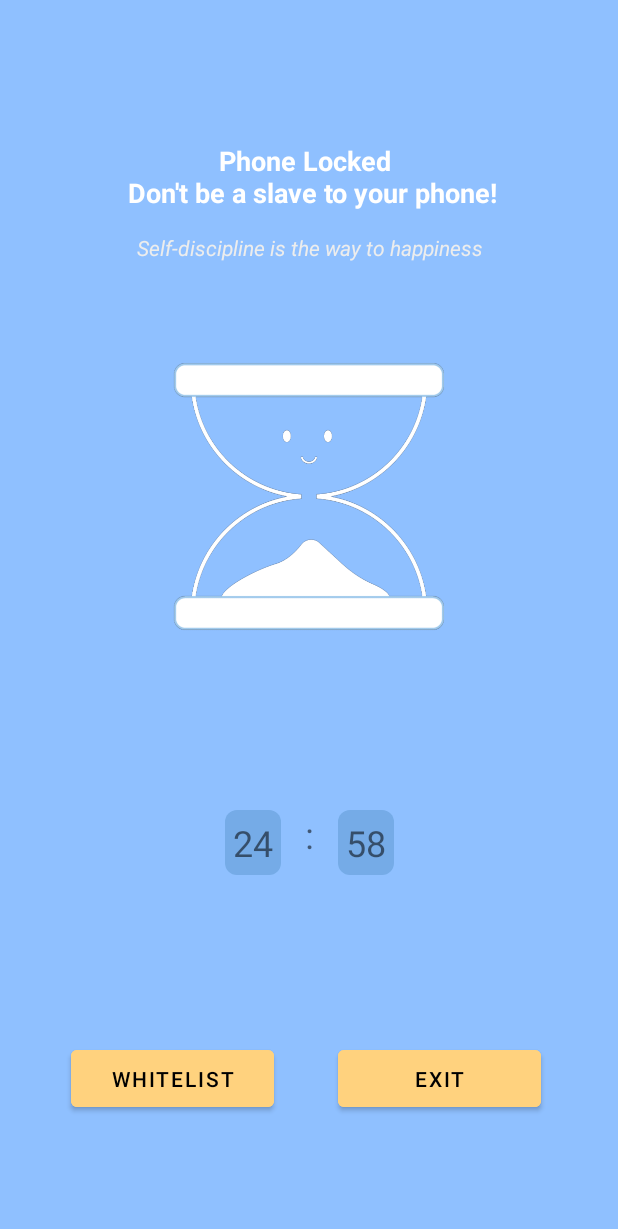
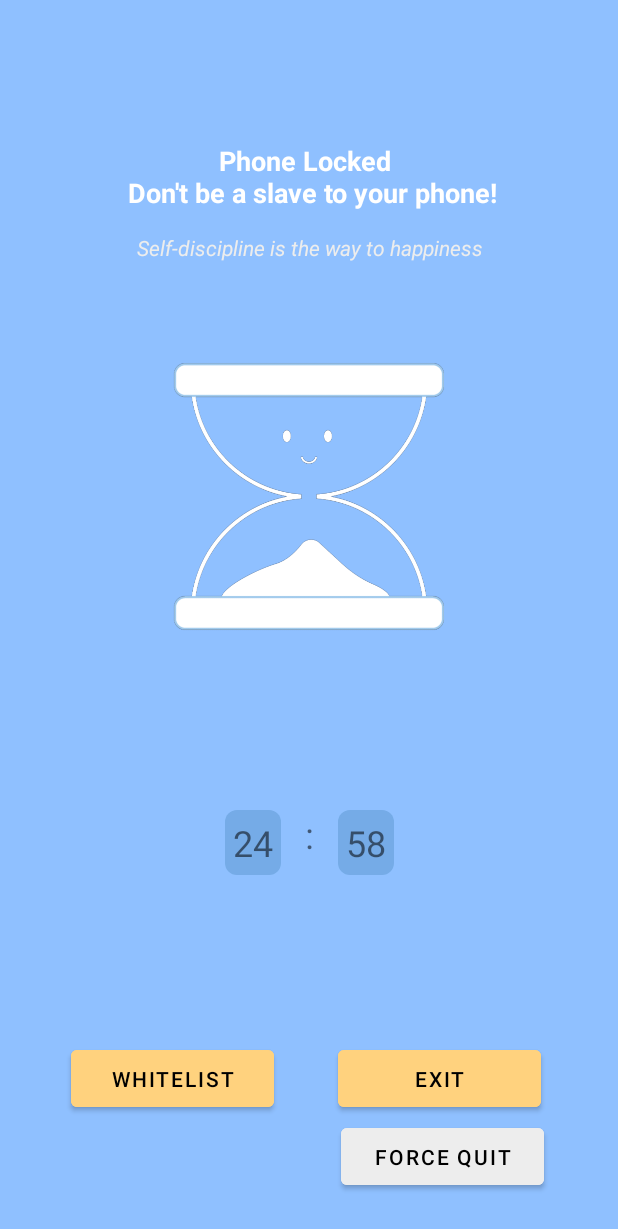
Before and after one commit to Samillynn/HourGlass, an Android app: the FocusActivity screen opened directly, with no data from a screen before it, on a phone screen of 412 x 824 dp. Shown: the top 1229 px of the screen. Run offline under Robolectric (Android 15) with nearby library versions, the phone set to English and light mode, and no system bars.

Commit message:
add force quit function

```diff
--- a/app/src/main/java/com/example/myapplication/FocusActivity.java
+++ b/app/src/main/java/com/example/myapplication/FocusActivity.java
@@ -22,6 +22,7 @@ public class FocusActivity extends AppCompatActivity {
     private TimeSegment timeSegment;
     private TextView mMotivation;
     private Button mExitButton;
+    private Button mForceQuitButton;
     private Button mOpenAppsButton;
     private TimeViewModel timeViewModel;
     private Timer timer;
@@ -39,6 +40,16 @@ public class FocusActivity extends AppCompatActivity {
                 finish();
             }
         }).show(getSupportFragmentManager(), "Exit Focus"));
+
+        mForceQuitButton = findViewById(R.id.force_quit);
+        mForceQuitButton.setOnClickListener(view -> new ForceQuitFragment(result -> {
+            if (result) {
+                SharedData.getInstance().setForceExitChances(
+                        SharedData.getInstance().getForceExitChances() - 1);
+                lifecycleObserver.disable();
+                finish();
+            }
+        }).show(getSupportFragmentManager(), "Force Quit"));
 
         mOpenAppsButton = findViewById(R.id.open_app);        mOpenAppsButton.setOnClickListener(view -> {
             lifecycleObserver.setUsingWhiteListApp(true);
--- a/app/src/main/java/com/example/myapplication/SharedData.java
+++ b/app/src/main/java/com/example/myapplication/SharedData.java
@@ -14,6 +14,8 @@ public class SharedData {
     final static String SNOOZE_TIME_DEFAULT= "snooze_time_default";
     final static String WHITELIST_APPS = "whitelist_apps";
     final static String REAL_FOCUS_TIME = "real_focus_time";
+    final static String FORCE_EXIT_CHANCES =  "force_exit_chance";
+    final static int TOTAL_FORCE_EXIT_CHANCES = 3;
 
     SharedPreferences sharedPreferences;
     private SharedPreferences.Editor editor;
@@ -82,4 +84,13 @@ public class SharedData {
     public void setFocusTimeSecs(int focusTimeSecs) {
         editor.putInt(REAL_FOCUS_TIME, focusTimeSecs).apply();
     }
+
+    public int getForceExitChances() {
+        return sharedPreferences.getInt(FORCE_EXIT_CHANCES, TOTAL_FORCE_EXIT_CHANCES);
+    }
+
+    public void setForceExitChances(int forceExitChances) {
+        editor.putInt(FORCE_EXIT_CHANCES, forceExitChances).apply();
+    }
+
 }
--- a/app/src/main/res/layout/activity_focus.xml
+++ b/app/src/main/res/layout/activity_focus.xml
@@ -56,6 +56,19 @@
         app:layout_constraintHorizontal_bias="0.807"
         app:layout_constraintStart_toStartOf="parent" />
 
+    <Button
+        android:id="@+id/force_quit"
+        android:layout_width="135dp"
+        android:layout_height="50dp"
+        android:layout_marginLeft="10dp"
+        android:layout_marginBottom="28dp"
+        android:backgroundTint="@color/grey"
+        android:text="Force quit"
+        app:layout_constraintBottom_toBottomOf="parent"
+        app:layout_constraintEnd_toEndOf="parent"
+        app:layout_constraintHorizontal_bias="0.815"
+        app:layout_constraintStart_toStartOf="parent" />
+
     <ImageView
         android:id="@+id/imageView"
         android:layout_width="181dp"
--- a/app/src/main/res/values/strings.xml
+++ b/app/src/main/res/values/strings.xml
@@ -28,5 +28,6 @@
     <!-- TODO: Remove or change this placeholder text -->
     <string name="hello_blank_fragment">Hello blank fragment</string>
     <string name="focus_warning">Phone Locked \n Don\'t be a slave to your phone!</string>
+    <string name="force_exit_confirm_quit">Confirm Quit</string>
     <!--    <string name="shared_preference">com.example.myapplication</string> -->
 </resources>
```
Also changed, not shown: app/src/main/java/com/example/myapplication/ForceQuitFragment.java (added, +64 -0 lines).
